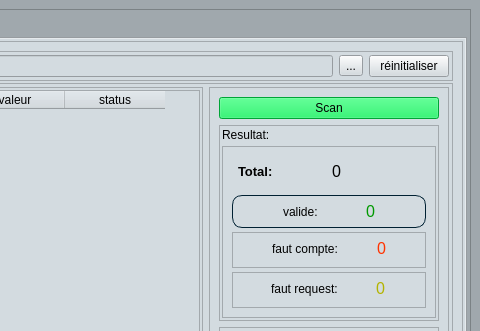
otmanLAHRECHE/CCP_cheker, file ui/main_ui.ui: the form before one commit; both pictures show x 470 to 950 and y 0 to 331 of the 950 by 640 pixel window.
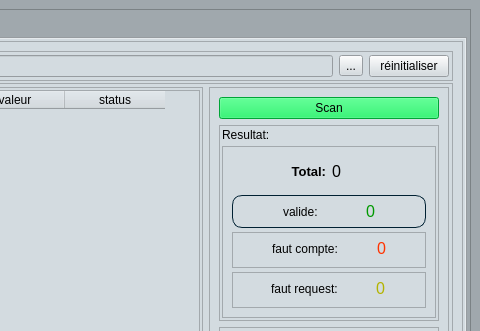
The form after the commit.

The edit to the form file:
```diff
--- a/ui/main_ui.ui
+++ b/ui/main_ui.ui
@@ -361,6 +361,9 @@
                                <property name="text">
                                 <string>Total:</string>
                                </property>
+                               <property name="alignment">
+                                <set>Qt::AlignRight|Qt::AlignTrailing|Qt::AlignVCenter</set>
+                               </property>
                               </widget>
                              </item>
                              <item>
```
Left out of the diff: 6 changed lines with no effect on the pictures.
